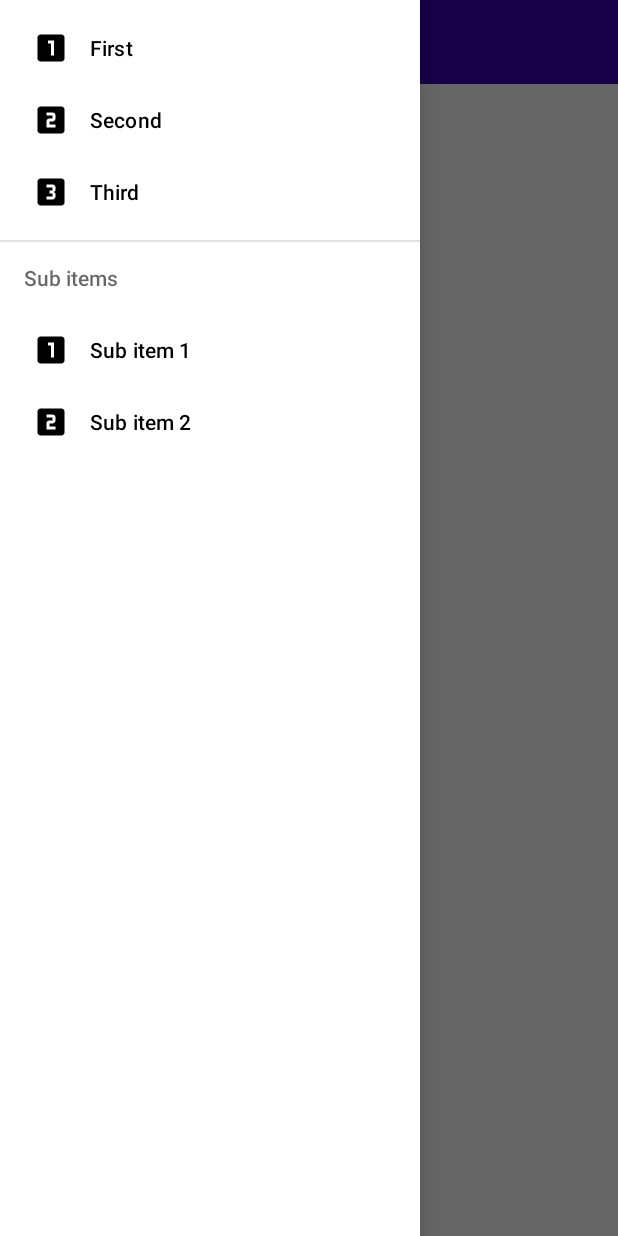
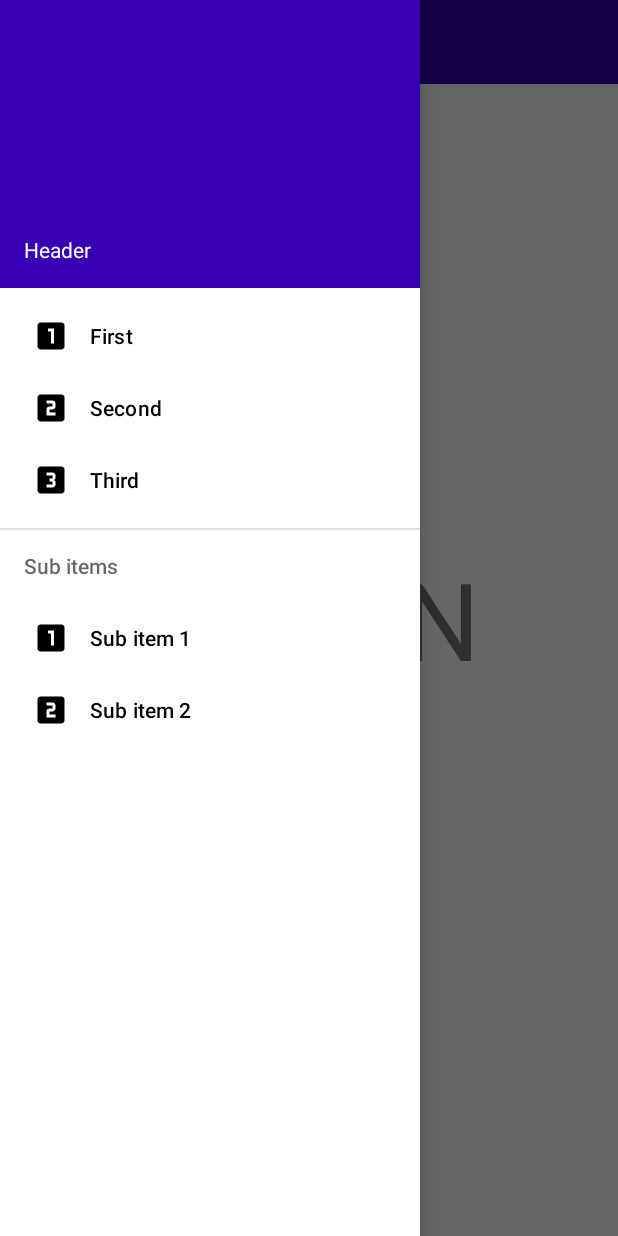
Before and after one commit to khodchenko/FitProject, an Android app: the screen it shows after launch (MainActivity), with the side drawer open, on a phone screen of 412 x 824 dp. Run offline under Robolectric (Android 15) with nearby library versions, the phone set to English and light mode, and no system bars; 4 statements that could not run were skipped.

```diff
--- a/app/src/main/java/com/example/fitproject/MainActivity.kt
+++ b/app/src/main/java/com/example/fitproject/MainActivity.kt
@@ -1,11 +1,46 @@
 package com.example.fitproject
 
+import android.content.Context
 import androidx.appcompat.app.AppCompatActivity
 import android.os.Bundle
+import android.util.AttributeSet
+import android.view.MenuItem
+import android.view.View
+import androidx.appcompat.widget.Toolbar
+import androidx.drawerlayout.widget.DrawerLayout
+import androidx.core.view.GravityCompat
+
+
+
+
 
 class MainActivity : AppCompatActivity() {
+
+    lateinit var toolbar : Toolbar
+    lateinit var drawerLayout : DrawerLayout
+
     override fun onCreate(savedInstanceState: Bundle?) {
         super.onCreate(savedInstanceState)
         setContentView(R.layout.activity_main)
+
+        toolbar = findViewById<Toolbar>(R.id.toolbar)
+        setSupportActionBar(toolbar)
+
+        supportActionBar?.setDisplayHomeAsUpEnabled(true)
+
+        drawerLayout = findViewById(R.id.drawer_layout)
+
     }
+    override fun onOptionsItemSelected(item: MenuItem): Boolean {
+        // The action bar home/up action should open or close the drawer.
+        when (item.itemId) {
+            android.R.id.home -> {
+                drawerLayout.openDrawer(GravityCompat.START)
+                return true
+            }
+        }
+        return super.onOptionsItemSelected(item)
+    }
+
+
 }
--- a/app/src/main/java/com/example/fitproject/screens/MainFragment.kt
+++ b/app/src/main/java/com/example/fitproject/screens/MainFragment.kt
@@ -15,8 +15,11 @@ class MainFragment:Fragment (R.layout.fragment_main){
     override fun onViewCreated(view: View, savedInstanceState: Bundle?) {
         super.onViewCreated(view, savedInstanceState)
 
-        //view.findViewById<AppCompatTextView>(R.id.mainNameTextView).text = arguments?.getString(
-       //     userNameKey)
+        view.findViewById<AppCompatTextView>(R.id.mainNameTextView).text = arguments?.getString(
+            userNameKey)
+
+
+
     }
 
 
--- a/app/src/main/res/layout/activity_main.xml
+++ b/app/src/main/res/layout/activity_main.xml
@@ -1,10 +1,15 @@
 <?xml version="1.0" encoding="utf-8"?>
-<androidx.constraintlayout.widget.ConstraintLayout xmlns:android="http://schemas.android.com/apk/res/android"
+<androidx.drawerlayout.widget.DrawerLayout xmlns:android="http://schemas.android.com/apk/res/android"
     xmlns:app="http://schemas.android.com/apk/res-auto"
     xmlns:tools="http://schemas.android.com/tools"
+    android:id="@+id/drawer_layout"
     android:layout_width="match_parent"
     android:layout_height="match_parent"
     tools:context=".MainActivity">
+
+    <androidx.constraintlayout.widget.ConstraintLayout
+        android:layout_width="match_parent"
+        android:layout_height="match_parent">
 
     <androidx.fragment.app.FragmentContainerView
         android:id="@+id/containerView"
@@ -16,9 +21,24 @@
         app:layout_constraintBottom_toBottomOf="parent"
         app:layout_constraintLeft_toLeftOf="parent"
         app:layout_constraintRight_toRightOf="parent"
-        app:layout_constraintTop_toTopOf="parent">
+        app:layout_constraintTop_toTopOf="parent"/>
 
-    </androidx.fragment.app.FragmentContainerView>
+        <include
+            layout="@layout/toolbar"
+            android:layout_width="match_parent"
+            android:layout_height="wrap_content" />
+
+    </androidx.constraintlayout.widget.ConstraintLayout>
 
 
-</androidx.constraintlayout.widget.ConstraintLayout>
+
+    <com.google.android.material.navigation.NavigationView
+        android:id="@+id/nvView"
+        android:layout_width="wrap_content"
+        android:layout_height="match_parent"
+        android:layout_gravity="start"
+        android:background="@android:color/white"
+        app:menu="@menu/drawer_view"
+        app:headerLayout="@layout/nav_drawer_header"/>
+
+</androidx.drawerlayout.widget.DrawerLayout>
--- a/app/src/main/res/layout/fragment_main.xml
+++ b/app/src/main/res/layout/fragment_main.xml
@@ -1,28 +1,20 @@
 <?xml version="1.0" encoding="utf-8"?>
-<androidx.drawerlayout.widget.DrawerLayout xmlns:android="http://schemas.android.com/apk/res/android"
+<androidx.constraintlayout.widget.ConstraintLayout xmlns:android="http://schemas.android.com/apk/res/android"
     xmlns:app="http://schemas.android.com/apk/res-auto"
     android:layout_width="match_parent"
     android:layout_height="match_parent">
 
-    <androidx.constraintlayout.widget.ConstraintLayout
-        android:layout_width="match_parent"
-        android:layout_height="match_parent">
-
-        <include
-            layout="@layout/toolbar"
-            android:layout_width="match_parent"
-            android:layout_height="wrap_content" />
-
-    </androidx.constraintlayout.widget.ConstraintLayout>
-
-    <com.google.android.material.navigation.NavigationView
-        android:id="@+id/nvView"
+    <androidx.appcompat.widget.AppCompatTextView
+        android:id="@+id/mainNameTextView"
         android:layout_width="wrap_content"
-        android:layout_height="match_parent"
-        android:layout_gravity="start"
-        android:background="@android:color/white"
-        app:menu="@menu/drawer_view" />
+        android:layout_height="wrap_content"
+        android:text="@string/main"
+        android:textSize="72sp"
+        app:layout_constraintBottom_toBottomOf="parent"
+        app:layout_constraintEnd_toEndOf="parent"
+        app:layout_constraintHorizontal_bias="0.5"
+        app:layout_constraintStart_toStartOf="parent"
+        app:layout_constraintTop_toTopOf="parent" />
 
 
-
-</androidx.drawerlayout.widget.DrawerLayout>
+</androidx.constraintlayout.widget.ConstraintLayout>
--- /dev/null
+++ b/app/src/main/res/layout/nav_drawer_header.xml
@@ -0,0 +1,18 @@
+<?xml version="1.0" encoding="utf-8"?>
+<LinearLayout xmlns:android="http://schemas.android.com/apk/res/android"
+    android:layout_width="match_parent"
+    android:layout_height="192dp"
+    android:background="?attr/colorPrimaryDark"
+    android:padding="16dp"
+    android:theme="@style/ThemeOverlay.AppCompat.Dark"
+    android:orientation="vertical"
+    android:gravity="bottom">
+
+    <TextView
+        android:layout_width="match_parent"
+        android:layout_height="wrap_content"
+        android:text="Header"
+        android:textColor="@android:color/white"
+        android:textAppearance="@style/TextAppearance.AppCompat.Body1"/>
+
+</LinearLayout>
--- a/app/src/main/res/values/themes.xml
+++ b/app/src/main/res/values/themes.xml
@@ -12,5 +12,6 @@
         <!-- Status bar color. -->
         <item name="android:statusBarColor" tools:targetApi="l">?attr/colorPrimaryVariant</item>
         <!-- Customize your theme here. -->
+        <item name="android:windowTranslucentStatus">true</item>
     </style>
 </resources>
```
